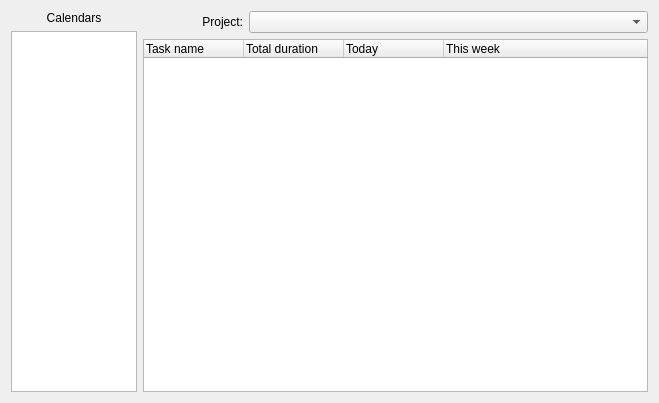
Before: the Qt Designer form src/mainview.ui in pyridiss/kourglass, drawn with Qt 5.
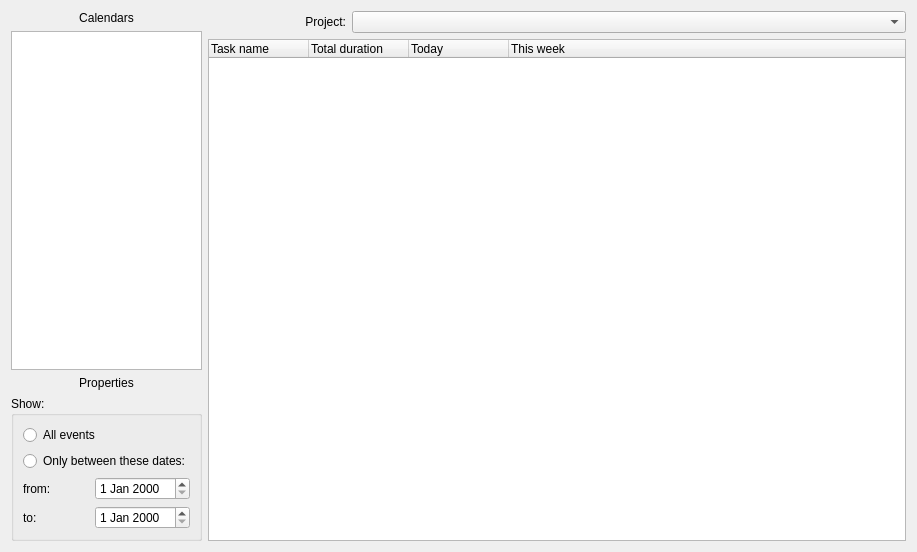
After: the same form once the commit is applied. Custom widgets are drawn as their Qt base class.

Commit message: Ability to show time sum between two dates.

```diff
--- a/src/mainview.ui
+++ b/src/mainview.ui
@@ -6,8 +6,8 @@
    <rect>
     <x>0</x>
     <y>0</y>
-    <width>659</width>
-    <height>403</height>
+    <width>917</width>
+    <height>552</height>
    </rect>
   </property>
   <property name="windowTitle">
@@ -28,6 +28,60 @@
        <item>
         <widget class="Akonadi::EntityTreeView" name="listCalendars"/>
        </item>
+       <item>
+        <widget class="QLabel" name="labelProperties">
+         <property name="text">
+          <string>&lt;html&gt;&lt;head/&gt;&lt;body&gt;&lt;p align=&quot;center&quot;&gt;Properties&lt;/p&gt;&lt;/body&gt;&lt;/html&gt;</string>
+         </property>
+        </widget>
+       </item>
+       <item>
+        <widget class="QGroupBox" name="groupBox">
+         <property name="title">
+          <string>Show:</string>
+         </property>
+         <layout class="QVBoxLayout" name="verticalLayout_4">
+          <item>
+           <widget class="QRadioButton" name="radioButtonAllEvents">
+            <property name="text">
+             <string>All events</string>
+            </property>
+           </widget>
+          </item>
+          <item>
+           <widget class="QRadioButton" name="radioButtonBetweenDates">
+            <property name="text">
+             <string>Only between these dates:</string>
+            </property>
+           </widget>
+          </item>
+          <item>
+           <layout class="QGridLayout" name="gridLayout">
+            <item row="1" column="0">
+             <widget class="QLabel" name="labelFrom">
+              <property name="text">
+               <string>from:</string>
+              </property>
+             </widget>
+            </item>
+            <item row="1" column="1">
+             <widget class="QDateEdit" name="dateFrom"/>
+            </item>
+            <item row="2" column="0">
+             <widget class="QLabel" name="labelTo">
+              <property name="text">
+               <string>to:</string>
+              </property>
+             </widget>
+            </item>
+            <item row="2" column="1">
+             <widget class="QDateEdit" name="dateTo"/>
+            </item>
+           </layout>
+          </item>
+         </layout>
+        </widget>
+       </item>
       </layout>
      </item>
      <item>
```
The commit also changes 7 other files.
